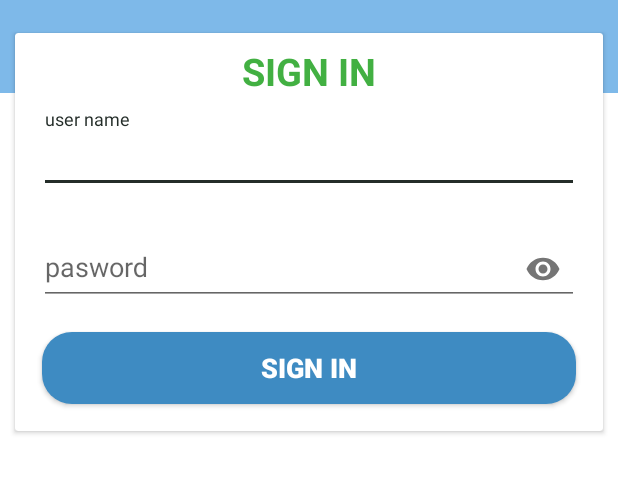
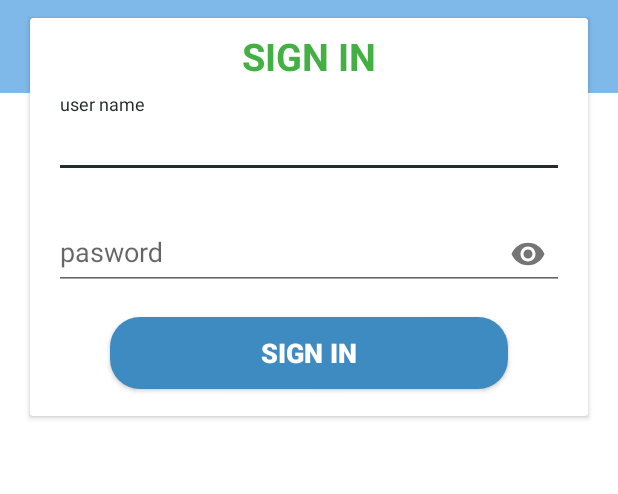
Before and after one commit to mohamed-mostafa-hella/AFC_porject, an Android app: the screen it shows after launch (Login), on a phone screen of 412 x 824 dp, the part 195-689 px from its top. Run offline under Robolectric (Android 15) with nearby library versions, the phone set to English and light mode, and no system bars.

Commit message:
//no thing

```diff
--- /dev/null
+++ b/app/src/main/res/drawable/card.xml
@@ -0,0 +1,8 @@
+<shape android:shape="rectangle"
+    android:padding="10dp"
+    xmlns:android="http://schemas.android.com/apk/res/android">
+    <solid android:color="#fff"/>
+
+    <corners android:radius="100dp"/>
+
+</shape>
--- a/app/src/main/res/layout/activity_login.xml
+++ b/app/src/main/res/layout/activity_login.xml
@@ -24,7 +24,8 @@
     <android.support.v7.widget.CardView
         android:layout_width="match_parent"
         android:layout_height="wrap_content"
-        android:layout_margin="10dp"
+        android:layout_marginHorizontal="20dp"
+        android:background="@drawable/card"
         android:layout_below="@id/logo"
         >
         <LinearLayout
@@ -32,7 +33,8 @@
             android:layout_height="wrap_content"
             android:orientation="vertical"
             android:gravity="center"
-            android:padding="8dp">
+            android:padding="8dp"
+            android:background="@drawable/card">
             <TextView
                 android:id="@+id/tsing"
                 android:layout_width="wrap_content"
@@ -69,7 +71,7 @@
                     android:layout_height="wrap_content"
                     android:layout_marginTop="4dp"
                     android:inputType="textPassword"
-                    android:hint="pasword"/>
+                    android:hint="pasword" />
 
             </android.support.design.widget.TextInputLayout>
             <Button
@@ -78,7 +80,8 @@
                 android:text="Sign in"
                 android:textColor="#ffffff"
                 android:textStyle="bold"
-                android:layout_margin="10dp"
+                android:layout_marginHorizontal="45dp"
+                android:layout_marginVertical="10dp"
                 android:textSize="18sp"
                 android:background="@drawable/button_background"
                 />
```
